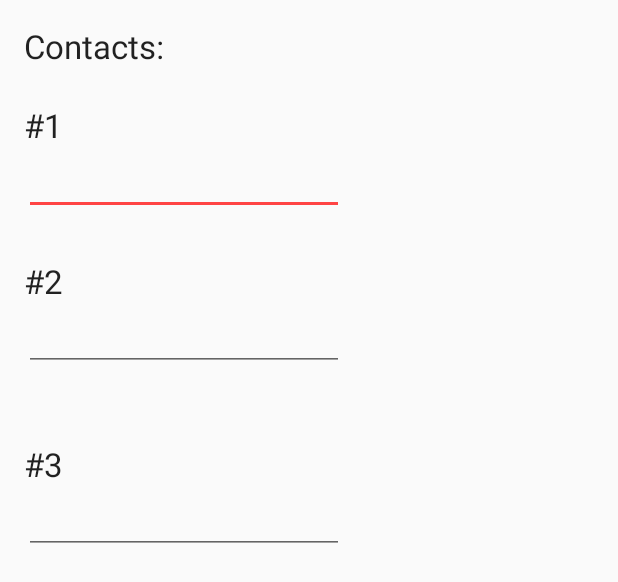
After one commit to derderdunichbist/Emergency, an Android app: the layout fragment3_user_contacts.xml on its own in the app's theme, with its tools: preview values and no code run, on a phone screen of 412 x 824 dp. The commit adds this screen. Shown: the top 582 px of the screen. Run offline under Robolectric (Android 15) with nearby library versions, the phone set to English and light mode, and no system bars.

Commit message:
Added additional fragments for the user Data, ViewPager shows now the layout for the selected pagenumber

```diff
--- a/app/src/main/AndroidManifest.xml
+++ b/app/src/main/AndroidManifest.xml
@@ -89,7 +89,7 @@
             </intent-filter>
         </activity>
         <activity
-            android:name=".utils.UserData"
+            android:name=".activities.ViewPagerActivity"
             android:label="@string/title_activity_user_data"
             android:theme="@style/AppTheme.NoActionBar"></activity>
     </application>
--- a/app/src/main/java/org/hsrt/mc/emergency/activities/MainActivity.java
+++ b/app/src/main/java/org/hsrt/mc/emergency/activities/MainActivity.java
@@ -8,7 +8,6 @@ import android.content.SharedPreferences;
 import android.content.pm.PackageManager;
 import android.os.CountDownTimer;
 import android.os.Vibrator;
-import android.support.design.widget.Snackbar;
 import android.support.v4.app.ActivityCompat;
 import android.support.v7.app.AppCompatActivity;
 import android.os.Bundle;
@@ -33,7 +32,6 @@ import org.hsrt.mc.emergency.user.BloodType;
 import org.hsrt.mc.emergency.user.Contact;
 import org.hsrt.mc.emergency.user.User;
 import org.hsrt.mc.emergency.user.UserImplementation;
-import org.hsrt.mc.emergency.utils.UserData;
 import org.hsrt.mc.emergency.gps.GPS;
 import org.hsrt.mc.emergency.persistence.UserDAO;
 import org.hsrt.mc.emergency.services.SendingService;
@@ -300,7 +298,7 @@ public class MainActivity extends AppCompatActivity implements OnMapReadyCallbac
         //noinspection SimplifiableIfStatement
         if (id == R.id.action_settings) {
             //Intent i = new Intent(this, SettingsActivity.class);
-            Intent i = new Intent (this, UserData.class);
+            Intent i = new Intent (this, ViewPagerActivity.class);
             startActivity(i);
             return true;
         }if (id == R.id.test_output) {
--- a/app/src/main/java/org/hsrt/mc/emergency/user/Contact.java
+++ b/app/src/main/java/org/hsrt/mc/emergency/user/Contact.java
@@ -1,4 +1,6 @@
 package org.hsrt.mc.emergency.user;
+
+import android.widget.EditText;
 
 /**
  * Created by KA on 14.05.2016.
@@ -10,9 +12,12 @@ public class Contact {
     private String phoneNumber;
     private boolean isFavourite;
 
+
     public Contact() {
 
     }
+
+
 
 
     public Contact (String name, String email, String phoneNubmer, boolean isFavourite){
--- a/app/src/main/res/layout/activity_user_data.xml
+++ b/app/src/main/res/layout/activity_user_data.xml
@@ -6,7 +6,7 @@
     android:layout_width="match_parent"
     android:layout_height="match_parent"
     android:fitsSystemWindows="true"
-    tools:context=".utils.UserData">
+    tools:context=".activities.ViewPagerActivity">
 
     <android.support.design.widget.AppBarLayout
         android:id="@+id/appbar"
--- /dev/null
+++ b/app/src/main/res/layout/fragment3_user_contacts.xml
@@ -0,0 +1,78 @@
+<RelativeLayout xmlns:android="http://schemas.android.com/apk/res/android"
+    xmlns:tools="http://schemas.android.com/tools"
+    android:layout_width="match_parent"
+    android:layout_height="match_parent"
+    android:paddingBottom="@dimen/activity_vertical_margin"
+    android:paddingLeft="@dimen/activity_horizontal_margin"
+    android:paddingRight="@dimen/activity_horizontal_margin"
+    android:paddingTop="@dimen/activity_vertical_margin"
+    tools:context=".activities.ViewPagerActivity$UserDataFragment1">
+
+    <TextView
+        android:layout_width="wrap_content"
+        android:layout_height="wrap_content"
+        android:textAppearance="?android:attr/textAppearanceLarge"
+        android:text="Contacts:"
+        android:id="@+id/textView4"
+        android:layout_alignParentStart="true" />
+
+    <EditText
+        android:layout_width="wrap_content"
+        android:layout_height="wrap_content"
+        android:inputType="phone"
+        android:ems="10"
+        android:id="@+id/phoneNumer1"
+        android:layout_below="@+id/textView6"
+        android:layout_alignParentStart="true" />
+
+    <TextView
+        android:layout_width="wrap_content"
+        android:layout_height="wrap_content"
+        android:textAppearance="?android:attr/textAppearanceLarge"
+        android:text="#1"
+        android:id="@+id/textView6"
+        android:layout_below="@+id/textView4"
+        android:layout_alignParentStart="true"
+        android:layout_marginTop="23dp" />
+
+    <EditText
+        android:layout_width="wrap_content"
+        android:layout_height="wrap_content"
+        android:inputType="phone"
+        android:ems="10"
+        android:id="@+id/phoneNumber2"
+        android:layout_below="@+id/textView7"
+        android:layout_alignParentStart="true" />
+
+    <TextView
+        android:layout_width="wrap_content"
+        android:layout_height="wrap_content"
+        android:textAppearance="?android:attr/textAppearanceLarge"
+        android:text="#2"
+        android:id="@+id/textView7"
+        android:layout_below="@+id/phoneNumer1"
+        android:layout_alignParentStart="true"
+        android:layout_marginTop="29dp" />
+
+    <TextView
+        android:layout_width="wrap_content"
+        android:layout_height="wrap_content"
+        android:textAppearance="?android:attr/textAppearanceLarge"
+        android:text="#3"
+        android:id="@+id/textView8"
+        android:layout_below="@+id/phoneNumber2"
+        android:layout_alignParentStart="true"
+        android:layout_marginTop="47dp" />
+
+    <EditText
+        android:layout_width="wrap_content"
+        android:layout_height="wrap_content"
+        android:inputType="phone"
+        android:ems="10"
+        android:id="@+id/phoneNumber3"
+        android:layout_alignParentStart="true"
+        android:layout_below="@+id/textView8"
+        android:layout_alignParentLeft="true" />
+
+
+</RelativeLayout>
--- a/app/src/main/res/layout/fragment_user_data.xml
+++ b/app/src/main/res/layout/fragment_user_data.xml
@@ -6,7 +6,7 @@
     android:paddingLeft="@dimen/activity_horizontal_margin"
     android:paddingRight="@dimen/activity_horizontal_margin"
     android:paddingTop="@dimen/activity_vertical_margin"
-    tools:context=".utils.UserData$PlaceholderFragment">
+    tools:context=".activities.ViewPagerActivity$UserDataFragment1">
 
     <TextView
         android:layout_width="wrap_content"
--- a/app/src/main/res/menu/menu_user_data.xml
+++ b/app/src/main/res/menu/menu_user_data.xml
@@ -1,7 +1,7 @@
 <menu xmlns:android="http://schemas.android.com/apk/res/android"
     xmlns:app="http://schemas.android.com/apk/res-auto"
     xmlns:tools="http://schemas.android.com/tools"
-    tools:context=".utils.UserData">
+    tools:context=".activities.ViewPagerActivity">
     <item
         android:id="@+id/action_settings"
         android:orderInCategory="100"
```
Also changed, not shown: app/src/main/java/org/hsrt/mc/emergency/activities/ViewPagerActivity.java (renamed from app/src/main/java/org/hsrt/mc/emergency/utils/UserData.java, +149 -15 lines), app/src/main/res/layout/fragment2_user_needs.xml (added, +21 -0 lines).
